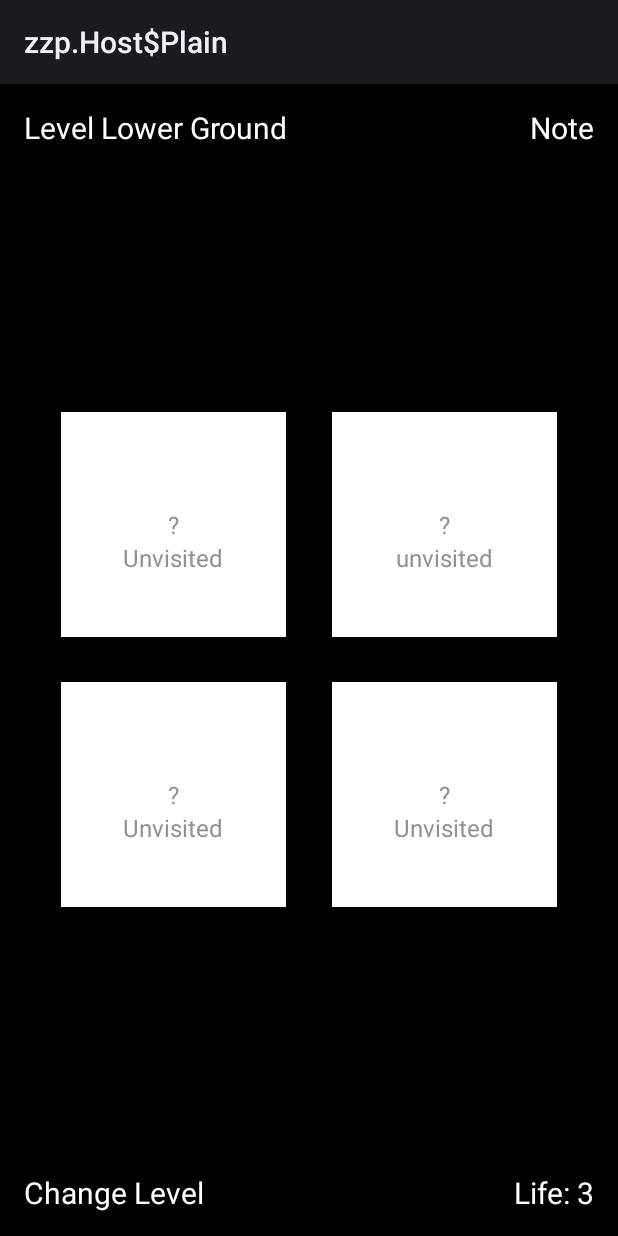
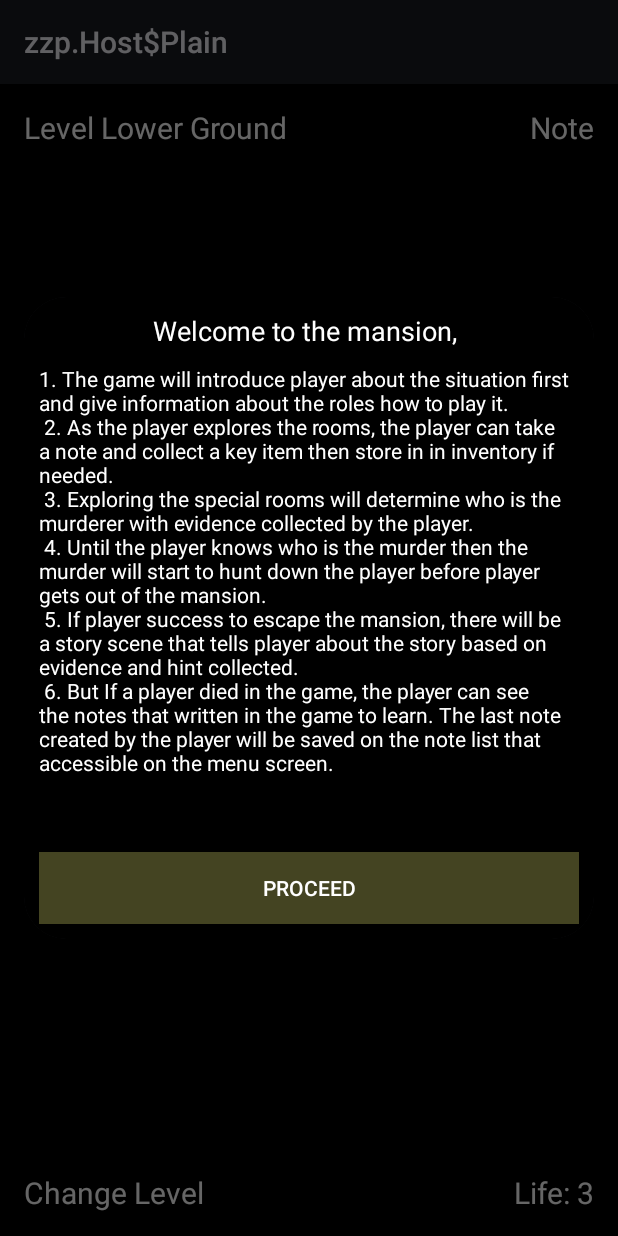
Before and after one commit to bobjaeger/TheMansion, an Android app: the fragment LobbyInterface shown on its own in the app's theme, on a phone screen of 412 x 824 dp. Run offline under Robolectric (Android 15) with nearby library versions, the phone set to English and light mode, and no system bars.

Commit message:
tutorial dialog, and preference bug fix(when the user exists the game, sometimes the preference is still existing)

```diff
--- a/game_feature/src/main/java/com/den/jaeger/themansion/game_feature/Constants.java
+++ b/game_feature/src/main/java/com/den/jaeger/themansion/game_feature/Constants.java
@@ -3,6 +3,9 @@ package com.den.jaeger.themansion.game_feature;
 public class Constants {
     public static final String JSON_LEVELS_ROOM = "levels-and-room.json";
     public static final String JSON_QUESTION = "question-";
+
+    public static final String TUTORIAL_PREFS = "tutorialPrefs";
+    public static final String TUTORIAL_PREFS_NEW_PLAYER = "newPlayer";
 
     public static final String PREFS = "prefs";
     public static final String PREFS_FLOOR_NUMBER = "floorNumber";
--- a/game_feature/src/main/java/com/den/jaeger/themansion/game_feature/GameFragment/LobbyInterface.java
+++ b/game_feature/src/main/java/com/den/jaeger/themansion/game_feature/GameFragment/LobbyInterface.java
@@ -119,7 +119,33 @@ public class LobbyInterface extends Fragment {
             }
         });
 
+        showNewPlayerTutorial();
+
         return v;
+    }
+
+    private void showNewPlayerTutorial() {
+        final SharedPreferences tutorialPrefs = getActivity().getSharedPreferences(Constants.TUTORIAL_PREFS, Context.MODE_PRIVATE);
+        boolean newPlayer = tutorialPrefs.getBoolean(Constants.TUTORIAL_PREFS_NEW_PLAYER, true);
+        if(newPlayer){
+            final Dialog dialog = new Dialog(getActivity());
+            dialog.requestWindowFeature(Window.FEATURE_NO_TITLE);
+            dialog.setContentView(R.layout.dialog_tutorial);
+            Button buttonProceed = dialog.findViewById(R.id.buttonProceed);
+            TextView textName = dialog.findViewById(R.id.textName);
+            String name = prefs.getString(Constants.PREFS_NAME, "");
+
+            textName.setText(name);
+
+            buttonProceed.setOnClickListener(new View.OnClickListener() {
+                @Override
+                public void onClick(View view) {
+                    tutorialPrefs.edit().putBoolean(Constants.TUTORIAL_PREFS_NEW_PLAYER, false).commit();
+                    dialog.dismiss();
+                }
+            });
+            dialog.show();
+        }
     }
 
     private void showChangeLevelDialog() {
--- a/game_feature/src/main/java/com/den/jaeger/themansion/game_feature/GameFragment/RoomInterface.java
+++ b/game_feature/src/main/java/com/den/jaeger/themansion/game_feature/GameFragment/RoomInterface.java
@@ -204,7 +204,7 @@ public class RoomInterface extends Fragment {
     private void increaseLife() {
         lifeNumber+=1;
         prefs.edit().putInt(Constants.PREFS_LIFE_NUMBER, lifeNumber).commit();
-
+        textLifeNumber.setText(String.valueOf(lifeNumber));
     }
 
     private void decreaseLife() {
--- a/game_feature/src/main/java/com/den/jaeger/themansion/game_feature/MenuActivity.java
+++ b/game_feature/src/main/java/com/den/jaeger/themansion/game_feature/MenuActivity.java
@@ -14,11 +14,15 @@ import android.widget.EditText;
 public class MenuActivity extends AppCompatActivity {
 
     Button buttonStartGame, buttonHighScore, buttonAbout;
+    SharedPreferences prefs;
 
     @Override
     protected void onCreate(Bundle savedInstanceState) {
         super.onCreate(savedInstanceState);
         setContentView(R.layout.activity_menu);
+
+        prefs = getSharedPreferences(Constants.PREFS, Context.MODE_PRIVATE);
+        prefs.edit().clear().commit();
 
         buttonStartGame = findViewById(R.id.buttonStartGame);
         buttonHighScore = findViewById(R.id.buttonHighScore);
--- /dev/null
+++ b/game_feature/src/main/res/layout/dialog_tutorial.xml
@@ -0,0 +1,88 @@
+<?xml version="1.0" encoding="utf-8"?>
+<RelativeLayout xmlns:android="http://schemas.android.com/apk/res/android"
+    android:layout_width="wrap_content"
+    android:layout_height="wrap_content"
+    android:background="#000000"
+    android:padding="10dp">
+
+    <LinearLayout
+        android:id="@+id/layoutContent"
+        android:layout_width="match_parent"
+        android:layout_height="350dp"
+        android:orientation="vertical">
+
+        <LinearLayout
+            android:layout_width="match_parent"
+            android:layout_height="wrap_content"
+            android:gravity="center"
+            android:orientation="horizontal">
+
+            <TextView
+                android:id="@+id/textView3"
+                android:layout_width="wrap_content"
+                android:layout_height="wrap_content"
+                android:text="Welcome to the mansion, "
+                android:textAlignment="center"
+                android:textColor="#FFFFFF"
+                android:textSize="18dp" />
+
+            <TextView
+                android:id="@+id/textName"
+                android:layout_width="wrap_content"
+                android:layout_height="wrap_content"
+                android:text="Name"
+                android:textAlignment="center"
+                android:textColor="#FFFFFF"
+                android:textSize="18dp" />
+        </LinearLayout>
+
+        <ScrollView
+            android:layout_width="match_parent"
+            android:layout_height="match_parent"
+            android:layout_marginTop="10dp">
+
+            <LinearLayout
+                android:layout_width="match_parent"
+                android:layout_height="wrap_content"
+                android:orientation="vertical">
+
+                <TextView
+                    android:id="@+id/textView4"
+                    android:layout_width="match_parent"
+                    android:layout_height="wrap_content"
+                    android:text="1.	The game will introduce player about the situation first and give information about the roles how to play it.\n
+2.	As the player explores the rooms, the player can take a note and collect a key item then store in in inventory if needed.\n
+3.	Exploring the special rooms will determine who is the murderer with evidence collected by the player.\n
+4.	Until the player knows who is the murder then the murder will start to hunt down the player before player gets out of the mansion.\n
+5.	If player success to escape the mansion, there will be a story scene that tells player about the story based on evidence and hint collected.\n
+6.	But If a player died in the game, the player can see the notes that written in the game to learn. The last note created by the player will be saved on the note list that accessible on the menu screen.
+"
+                    android:textColor="#FFFFFF"
+                    android:textSize="14dp" />
+            </LinearLayout>
+        </ScrollView>
+
+    </LinearLayout>
+
+    <LinearLayout
+        android:id="@+id/layoutButton"
+        android:layout_width="match_parent"
+        android:layout_height="wrap_content"
+        android:layout_below="@+id/layoutContent"
+        android:layout_centerHorizontal="true"
+        android:layout_marginTop="10dp"
+        android:orientation="horizontal"
+        android:weightSum="2">
+
+        <Button
+            android:id="@+id/buttonProceed"
+            android:layout_width="0dp"
+            android:layout_height="wrap_content"
+            android:layout_centerHorizontal="true"
+            android:layout_centerVertical="true"
+            android:layout_weight="2"
+            android:background="#444422"
+            android:text="Proceed"
+            android:textColor="#FFFFFF" />
+    </LinearLayout>
+</RelativeLayout>
```
